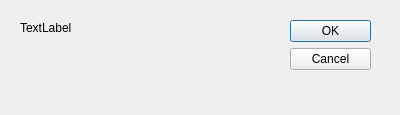
cnscj/ImageSlicer, file ImageSlicer/ImageSlicer/Modules/AboutWnd/AboutWnd.ui: the form before one commit.
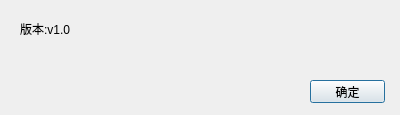
The form after the commit.

What changed in the file:
```diff
--- a/ImageSlicer/ImageSlicer/Modules/AboutWnd/AboutWnd.ui
+++ b/ImageSlicer/ImageSlicer/Modules/AboutWnd/AboutWnd.ui
@@ -25,22 +25,6 @@
   <property name="windowTitle">
    <string>Dialog</string>
   </property>
-  <widget class="QDialogButtonBox" name="buttonBox">
-   <property name="geometry">
-    <rect>
-     <x>290</x>
-     <y>20</y>
-     <width>81</width>
-     <height>71</height>
-    </rect>
-   </property>
-   <property name="orientation">
-    <enum>Qt::Vertical</enum>
-   </property>
-   <property name="standardButtons">
-    <set>QDialogButtonBox::Cancel|QDialogButtonBox::Ok</set>
-   </property>
-  </widget>
   <widget class="QLabel" name="label">
    <property name="geometry">
     <rect>
@@ -51,7 +35,20 @@
     </rect>
    </property>
    <property name="text">
-    <string>TextLabel</string>
+    <string>&lt;html&gt;&lt;head/&gt;&lt;body&gt;&lt;p&gt;版本:v1.0&lt;/p&gt;&lt;/body&gt;&lt;/html&gt;</string>
+   </property>
+  </widget>
+  <widget class="QPushButton" name="pushButton">
+   <property name="geometry">
+    <rect>
+     <x>310</x>
+     <y>80</y>
+     <width>75</width>
+     <height>23</height>
+    </rect>
+   </property>
+   <property name="text">
+    <string>确定</string>
    </property>
   </widget>
  </widget>
```
Left out of the diff: 35 changed lines with no effect on the pictures.
